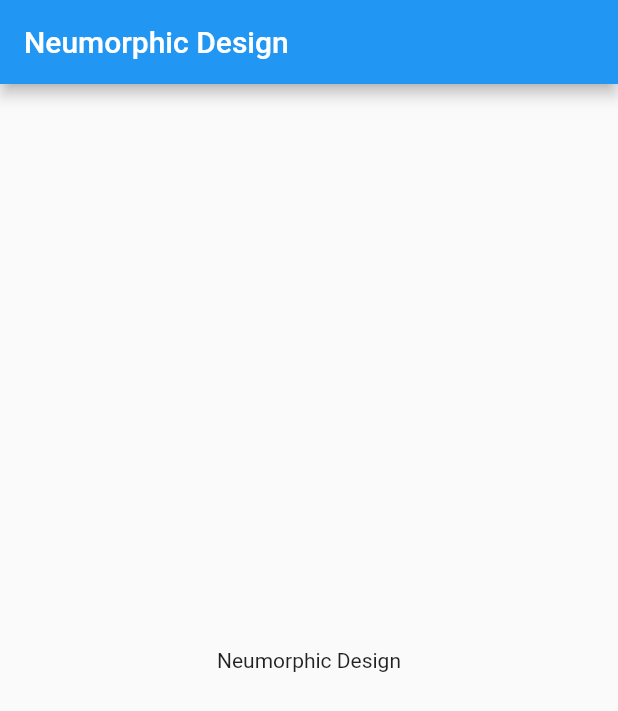
After one commit to maxgdev/neumorphic_ui, a Flutter app: the screen it shows after launch, on a phone screen of 412 x 824 dp. The commit adds this screen. Shown: the top 711 px of the screen. Run offline on Flutter 3.47's test engine with Material 2 defaults, Android fonts, the phone set to English and light mode, and no system bars.

Commit message:
Extracted homepage widget to neu_home.dart

```diff
--- /dev/null
+++ b/lib/neu_home.dart
@@ -0,0 +1,37 @@
+import 'package:flutter/material.dart';
+
+
+class NeuHome extends StatefulWidget {
+  NeuHome({Key key, this.title}) : super(key: key);
+
+  final String title;
+
+  @override
+  _NeuHomeState createState() => _NeuHomeState();
+}
+
+class _NeuHomeState extends State<NeuHome> {
+
+  @override
+  Widget build(BuildContext context) {
+
+    return Scaffold(
+      appBar: AppBar(
+        title: Text(widget.title),
+      ),
+      body: Center(
+
+        child: Column(
+
+          mainAxisAlignment: MainAxisAlignment.center,
+          children: <Widget>[
+            Text(
+              'Neumorphic Design',
+            ),
+
+          ],
+        ),
+      ),
+    );
+  }
+}
```
Also changed, not shown: lib/main.dart (+3 -39 lines).
